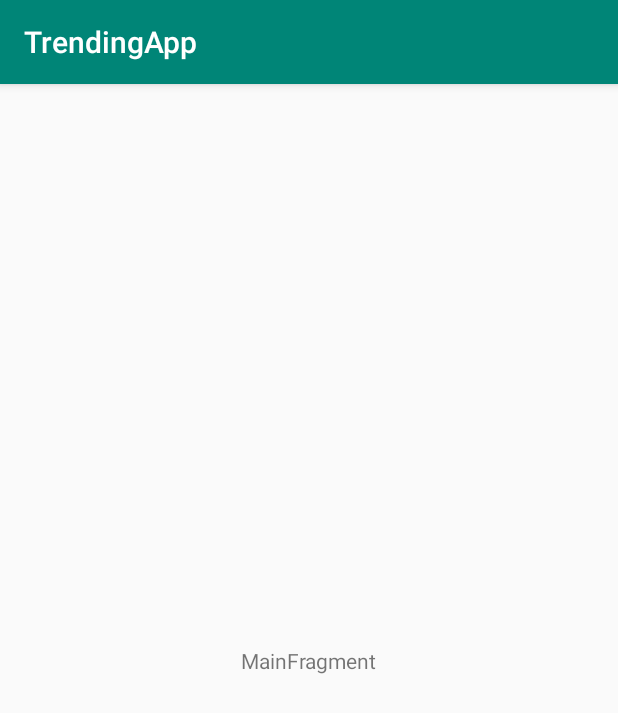
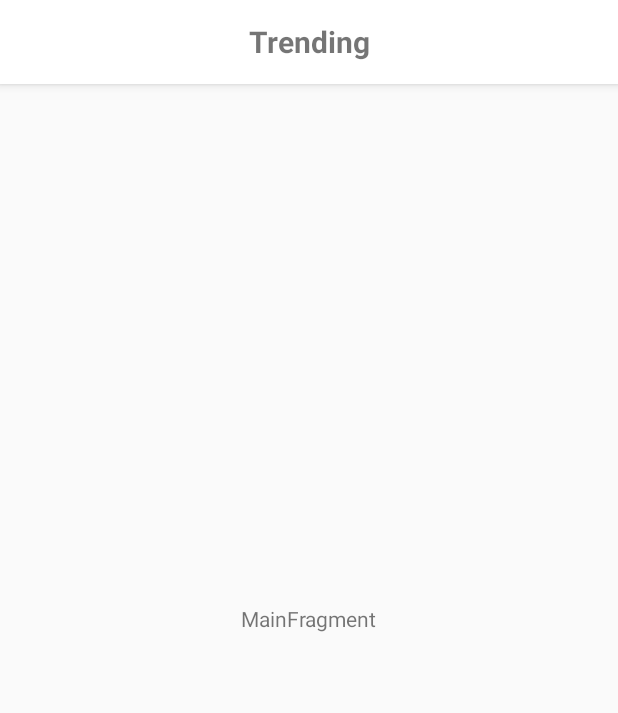
Before and after one commit to 123Yogendra/GithubTrendingApp, an Android app: the screen it shows after launch (MainActivity before the commit, TrendingActivity after it), on a phone screen of 412 x 824 dp. Shown: the top 713 px of the screen. Run offline under Robolectric (Android 15) with nearby library versions, the phone set to English and light mode, and no system bars.

Commit message:
added material dependency, custom toolbar, color, dimen xml, change pkg name

```diff
--- a/app/build.gradle
+++ b/app/build.gradle
@@ -28,9 +28,19 @@ dependencies {
     implementation"org.jetbrains.kotlin:kotlin-stdlib-jdk7:$kotlin_version"
     implementation 'androidx.appcompat:appcompat:1.1.0'
     implementation 'androidx.core:core-ktx:1.1.0'
+
+    // material
+    implementation 'com.google.android.material:material:1.0.0'
+
+    // constraint layout
     implementation 'androidx.constraintlayout:constraintlayout:1.1.3'
+
+    // lifecycle
     implementation 'androidx.lifecycle:lifecycle-extensions:2.1.0'
     implementation 'androidx.lifecycle:lifecycle-viewmodel-ktx:2.1.0'
+
+
+    // testing
     testImplementation 'junit:junit:4.12'
     androidTestImplementation 'androidx.test.ext:junit:1.1.1'
     androidTestImplementation 'androidx.test.espresso:espresso-core:3.2.0'
--- a/app/src/main/AndroidManifest.xml
+++ b/app/src/main/AndroidManifest.xml
@@ -1,6 +1,9 @@
 <?xml version="1.0" encoding="utf-8"?>
 <manifest xmlns:android="http://schemas.android.com/apk/res/android"
+    xmlns:tools="http://schemas.android.com/tools"
     package="com.gojek.trendingapp">
+
+    <uses-permission android:name="android.permission.INTERNET"/>
 
     <application
         android:allowBackup="true"
@@ -8,8 +11,10 @@
         android:label="@string/app_name"
         android:roundIcon="@mipmap/ic_launcher_round"
         android:supportsRtl="true"
-        android:theme="@style/AppTheme">
-        <activity android:name=".MainActivity">
+        android:theme="@style/AppTheme.NoToolbar"
+        tools:ignore="GoogleAppIndexingWarning">
+
+        <activity android:name=".ui.trending.TrendingActivity">
             <intent-filter>
                 <action android:name="android.intent.action.MAIN" />
 
--- a/app/src/main/java/com/gojek/trendingapp/ui/main/MainViewModel.kt
+++ /dev/null
@@ -1,7 +0,0 @@
-package com.gojek.trendingapp.ui.main
-
-import androidx.lifecycle.ViewModel
-
-class MainViewModel : ViewModel() {
-    // TODO: Implement the ViewModel
-}
--- a/app/src/main/java/com/gojek/trendingapp/MainActivity.kt
+++ b/app/src/main/java/com/gojek/trendingapp/ui/trending/TrendingActivity.kt
@@ -1,17 +1,17 @@
-package com.gojek.trendingapp
+package com.gojek.trendingapp.ui.trending
 
 import androidx.appcompat.app.AppCompatActivity
 import android.os.Bundle
-import com.gojek.trendingapp.ui.main.MainFragment
+import com.gojek.trendingapp.R
 
-class MainActivity : AppCompatActivity() {
+class TrendingActivity : AppCompatActivity() {
 
     override fun onCreate(savedInstanceState: Bundle?) {
         super.onCreate(savedInstanceState)
-        setContentView(R.layout.main_activity)
+        setContentView(R.layout.trending_activity)
         if (savedInstanceState == null) {
             supportFragmentManager.beginTransaction()
-                .replace(R.id.container, MainFragment.newInstance())
+                .replace(R.id.container, TrendingFregment.newInstance())
                 .commitNow()
         }
     }
--- /dev/null
+++ b/app/src/main/java/com/gojek/trendingapp/ui/trending/TrendingFragmentViewModel.kt
@@ -0,0 +1,7 @@
+package com.gojek.trendingapp.ui.trending
+
+import androidx.lifecycle.ViewModel
+
+class TrendingFragmentViewModel : ViewModel() {
+    // TODO: Implement the ViewModel
+}
--- a/app/src/main/java/com/gojek/trendingapp/ui/main/MainFragment.kt
+++ b/app/src/main/java/com/gojek/trendingapp/ui/trending/TrendingFregment.kt
@@ -1,4 +1,4 @@
-package com.gojek.trendingapp.ui.main
+package com.gojek.trendingapp.ui.trending
 
 import androidx.lifecycle.ViewModelProviders
 import android.os.Bundle
@@ -8,24 +8,24 @@ import android.view.View
 import android.view.ViewGroup
 import com.gojek.trendingapp.R
 
-class MainFragment : Fragment() {
+class TrendingFregment : Fragment() {
 
     companion object {
-        fun newInstance() = MainFragment()
+        fun newInstance() = TrendingFregment()
     }
 
-    private lateinit var viewModel: MainViewModel
+    private lateinit var viewModel: TrendingFragmentViewModel
 
     override fun onCreateView(
         inflater: LayoutInflater, container: ViewGroup?,
         savedInstanceState: Bundle?
     ): View {
-        return inflater.inflate(R.layout.main_fragment, container, false)
+        return inflater.inflate(R.layout.trending_fragment, container, false)
     }
 
     override fun onActivityCreated(savedInstanceState: Bundle?) {
         super.onActivityCreated(savedInstanceState)
-        viewModel = ViewModelProviders.of(this).get(MainViewModel::class.java)
+        viewModel = ViewModelProviders.of(this).get(TrendingFragmentViewModel::class.java)
         // TODO: Use the ViewModel
     }
 
--- /dev/null
+++ b/app/src/main/res/layout/layout_toolbar.xml
@@ -0,0 +1,25 @@
+<?xml version="1.0" encoding="utf-8"?>
+<com.google.android.material.appbar.AppBarLayout android:layout_width="match_parent"
+    android:layout_height="wrap_content"
+    xmlns:android="http://schemas.android.com/apk/res/android"
+    >
+
+
+    <androidx.appcompat.widget.Toolbar
+        android:id="@+id/toolbar_top"
+        android:layout_width="match_parent"
+        android:layout_height="wrap_content"
+        android:background="@color/colorPrimary"
+        android:minHeight="?attr/actionBarSize">
+
+        <androidx.appcompat.widget.AppCompatTextView
+            android:theme="@style/Theme.ToolbarTitle"
+            android:id="@+id/toolbar_title"
+            android:layout_width="wrap_content"
+            android:layout_height="wrap_content"
+            android:layout_gravity="center"
+            android:gravity="center"
+            android:text="@string/app_name" />
+
+    </androidx.appcompat.widget.Toolbar>
+</com.google.android.material.appbar.AppBarLayout>
--- a/app/src/main/res/layout/main_activity.xml
+++ /dev/null
@@ -1,7 +0,0 @@
-<?xml version="1.0" encoding="utf-8"?>
-<FrameLayout xmlns:android="http://schemas.android.com/apk/res/android"
-    xmlns:tools="http://schemas.android.com/tools"
-    android:id="@+id/container"
-    android:layout_width="match_parent"
-    android:layout_height="match_parent"
-    tools:context=".MainActivity" />
--- /dev/null
+++ b/app/src/main/res/layout/trending_activity.xml
@@ -0,0 +1,18 @@
+<?xml version="1.0" encoding="utf-8"?>
+<androidx.coordinatorlayout.widget.CoordinatorLayout
+    xmlns:android="http://schemas.android.com/apk/res/android"
+    xmlns:tools="http://schemas.android.com/tools"
+    android:layout_width="match_parent"
+    android:layout_height="match_parent"
+    android:fitsSystemWindows="true"
+    tools:context=".ui.trending.TrendingActivity">
+
+    <include layout="@layout/layout_toolbar"/>
+
+    <FrameLayout
+        android:id="@+id/container"
+        android:layout_width="match_parent"
+        android:layout_height="match_parent"
+        tools:context=".ui.trending.TrendingActivity" />
+
+</androidx.coordinatorlayout.widget.CoordinatorLayout>
--- a/app/src/main/res/layout/main_fragment.xml
+++ b/app/src/main/res/layout/trending_fragment.xml
@@ -5,7 +5,7 @@
     android:id="@+id/main"
     android:layout_width="match_parent"
     android:layout_height="match_parent"
-    tools:context=".ui.main.MainFragment">
+    tools:context=".ui.trending.TrendingFregment">
 
     <TextView
         android:id="@+id/message"
--- a/app/src/main/res/values/colors.xml
+++ b/app/src/main/res/values/colors.xml
@@ -1,6 +1,7 @@
 <?xml version="1.0" encoding="utf-8"?>
 <resources>
-    <color name="colorPrimary">#008577</color>
-    <color name="colorPrimaryDark">#00574B</color>
-    <color name="colorAccent">#D81B60</color>
+    <color name="colorPrimary">@android:color/white</color>
+    <color name="colorPrimaryDark">@android:color/darker_gray</color>
+    <color name="colorAccent">@android:color/black</color>
+    <color name="textColorPrimary">@android:color/darker_gray</color>
 </resources>
--- /dev/null
+++ b/app/src/main/res/values/dimens.xml
@@ -0,0 +1,6 @@
+<?xml version="1.0" encoding="utf-8"?>
+<resources>
+
+    <dimen name="text_toolbar">20sp</dimen>
+
+</resources>
--- a/app/src/main/res/values/strings.xml
+++ b/app/src/main/res/values/strings.xml
@@ -1,3 +1,3 @@
 <resources>
-    <string name="app_name">TrendingApp</string>
+    <string name="app_name">Trending</string>
 </resources>
--- a/app/src/main/res/values/styles.xml
+++ b/app/src/main/res/values/styles.xml
@@ -1,11 +1,19 @@
 <resources>
 
     <!-- Base application theme. -->
-    <style name="AppTheme" parent="Theme.AppCompat.Light.DarkActionBar">
+    <style name="AppTheme.NoToolbar" parent="Theme.AppCompat.Light.NoActionBar">
         <!-- Customize your theme here. -->
         <item name="colorPrimary">@color/colorPrimary</item>
         <item name="colorPrimaryDark">@color/colorPrimaryDark</item>
         <item name="colorAccent">@color/colorAccent</item>
+        <item name="android:textColorPrimary">@color/colorAccent</item>
+    </style>
+
+    <!-- Toolbar theme. -->
+    <style name="Theme.ToolbarTitle" parent="Widget.AppCompat.Toolbar">
+        <!-- Customize your theme here. -->
+        <item name="android:textStyle">bold</item>
+        <item name="android:textSize">@dimen/text_toolbar</item>
     </style>
 
 </resources>
```
